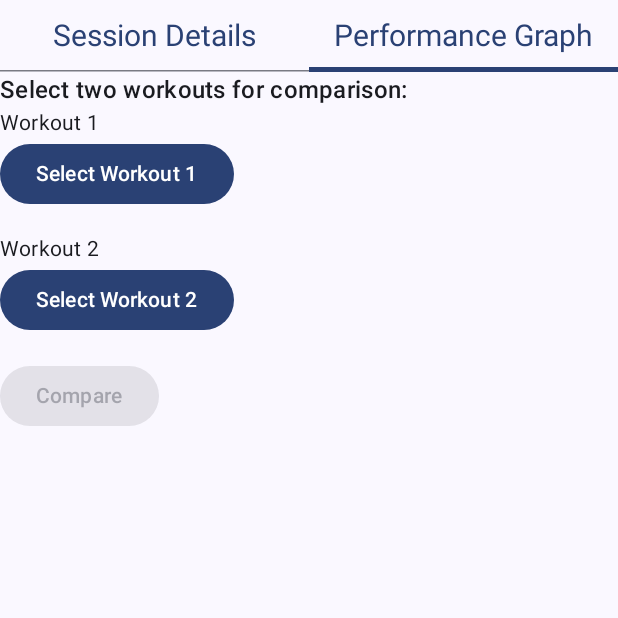
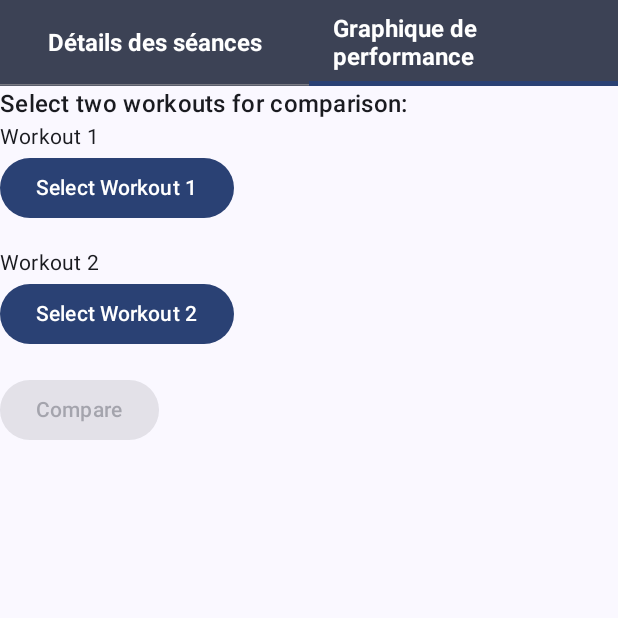
Before and after one commit to XaenorVlast/Master_Projet_ANDROID, an Android app built with Jetpack Compose: the composable DataPerformancesScreen called with empty values, tab 2 chosen, on a phone screen of 412 x 824 dp, the top half of it. Run offline under Robolectric (Android 15) with nearby library versions, the phone set to English and light mode, and no system bars; our stand-ins replace Firebase (no records; nobody signed in at launch, a user with empty details on screens opened directly); libraries missing offline, so code that uses them is left out: com.github.mikephil.charting.

Commit message:
les deux graph fait+ui et clean sous ecran

```diff
--- a/app/src/main/java/fr/isen/gomez/untilfailure/aspect/screenPrincipal/performance/PerformanceGraphScreen.kt
+++ b/app/src/main/java/fr/isen/gomez/untilfailure/aspect/screenPrincipal/performance/PerformanceGraphScreen.kt
@@ -14,6 +14,7 @@ import androidx.compose.material3.MaterialTheme
 import androidx.compose.material3.Text
 import androidx.compose.material3.TextField
 import androidx.compose.runtime.Composable
+import androidx.compose.runtime.LaunchedEffect
 import androidx.compose.runtime.MutableState
 import androidx.compose.runtime.collectAsState
 import androidx.compose.runtime.getValue
@@ -37,6 +38,12 @@ import com.github.mikephil.charting.components.YAxis
 
 @Composable
 fun PerformanceGraphScreen(viewModel: PerformanceViewModel, userId: String, workoutType: String) {
+    // Réinitialiser les sélections de comparaison chaque fois que workoutType change
+    LaunchedEffect(workoutType) {
+        viewModel.clearComparisonWorkouts()
+        Log.d("PerformanceGraphScreen", "Cleared comparison workouts")
+    }
+
     val comparisonWorkouts by viewModel.comparisonWorkouts.collectAsState()
 
     // Log when Composable is recomposed and what the current state of comparisonWorkouts is
@@ -48,14 +55,17 @@ fun PerformanceGraphScreen(viewModel: PerformanceViewModel, userId: String, work
     // Display comparison charts when both workouts are selected
     comparisonWorkouts.first?.let { firstWorkout ->
         comparisonWorkouts.second?.let { secondWorkout ->
-            Log.d("PerformanceGraphScreen", "Displaying comparison charts for workouts.")
-            Column {
-                Text("Comparison of Workouts", style = MaterialTheme.typography.headlineMedium)
-                WorkoutComparisonCharts(firstWorkout.series, secondWorkout.series)
+            if (firstWorkout != null && secondWorkout != null) {
+                Log.d("PerformanceGraphScreen", "Displaying comparison charts for workouts.")
+                Column {
+                    Text("Comparison of Workouts", style = MaterialTheme.typography.headlineMedium)
+                    WorkoutComparisonCharts(firstWorkout.series, secondWorkout.series)
+                }
             }
         }
     }
 }
+
 @Composable
 fun WorkoutSelectionUI(viewModel: PerformanceViewModel, userId: String, workoutType: String) {
     val workouts by viewModel.workouts.collectAsState()
--- a/app/src/main/java/fr/isen/gomez/untilfailure/aspect/screenPrincipal/performance/PerformanceScreen.kt
+++ b/app/src/main/java/fr/isen/gomez/untilfailure/aspect/screenPrincipal/performance/PerformanceScreen.kt
@@ -1,11 +1,18 @@
-import androidx.compose.foundation.layout.Column
+import androidx.compose.foundation.layout.*
 import androidx.compose.material3.*
 import androidx.compose.runtime.*
+import androidx.compose.ui.Alignment
+import androidx.compose.ui.Modifier
+import androidx.compose.ui.graphics.Color
 import androidx.compose.ui.text.TextStyle
+import androidx.compose.ui.text.font.FontWeight
+import androidx.compose.ui.text.style.TextAlign
+import androidx.compose.ui.unit.dp
 import androidx.compose.ui.unit.sp
 import androidx.navigation.NavHostController
 import androidx.navigation.compose.NavHost
 import androidx.navigation.compose.composable
+import androidx.navigation.compose.currentBackStackEntryAsState
 import androidx.navigation.compose.rememberNavController
 import com.google.firebase.auth.FirebaseAuth
 import fr.isen.gomez.untilfailure.aspect.screenPrincipal.performance.PerformanceGraphScreen
@@ -16,12 +23,22 @@ fun PerformanceScreen(viewModel: PerformanceViewModel) {
     val navController = rememberNavController()
     val user = FirebaseAuth.getInstance().currentUser?.uid
 
+    MaterialTheme(
+        colorScheme = lightColorScheme(
+            primary = Color.Red,
+            onPrimary = Color.White,
+            secondary = Color.White,
+            onSecondary = Color.Gray,
+            background = Color.White,
+            onBackground = Color.Black
+        )
+    ) {
         NavHost(navController, startDestination = if (user != null) "ExerciseTypeSelectionScreen" else "LoginScreen") {
             composable("ExerciseTypeSelectionScreen") {
                 if (user != null) {
                     ExerciseTypeSelectionScreen(navController, viewModel, user)
                 } else {
-                Text("Please log in to view this content")
+                    Text("Veuillez vous connecter pour accéder à ce contenu", style = MaterialTheme.typography.bodyLarge)
                 }
             }
             composable("DataPerformanceScreen/{exerciseType}") { backStackEntry ->
@@ -31,7 +48,8 @@ fun PerformanceScreen(viewModel: PerformanceViewModel) {
                 }
             }
             composable("LoginScreen") {
-            Text("Please log in to access the application.")
+                Text("Veuillez vous connecter pour accéder à l'application.", style = MaterialTheme.typography.bodyLarge)
+            }
         }
     }
 }
@@ -39,36 +57,64 @@ fun PerformanceScreen(viewModel: PerformanceViewModel) {
 @Composable
 fun DataPerformancesScreen(viewModel: PerformanceViewModel, userId: String, exerciseType: String, navController: NavHostController) {
     var selectedTabIndex by remember { mutableStateOf(0) }
+    val backStackEntry = navController.currentBackStackEntryAsState()
 
-    Column {
-        TabRow(selectedTabIndex = selectedTabIndex) {
-            val tabs = listOf("Session Details", "Performance Graph")
+    LaunchedEffect(backStackEntry.value) {
+        selectedTabIndex = 0
+        viewModel.loadWorkoutsByType(userId, exerciseType)
+    }
+
+    Scaffold(
+        containerColor = MaterialTheme.colorScheme.background,
+        contentColor = MaterialTheme.colorScheme.onBackground
+    ) { paddingValues ->
+        Column(modifier = Modifier.padding(paddingValues)) {
+            TabRow(
+                selectedTabIndex = selectedTabIndex,
+                containerColor = MaterialTheme.colorScheme.secondary,
+                contentColor = MaterialTheme.colorScheme.onSecondary
+            ) {
+                val tabs = listOf("Détails des séances", "Graphique de performance")
                 tabs.forEachIndexed { index, title ->
                     Tab(
                         selected = selectedTabIndex == index,
                         onClick = { selectedTabIndex = index },
-                    text = { Text(title, style = TextStyle(fontSize = 20.sp)) }
+                        text = { Text(title, style = TextStyle(fontSize = 16.sp, fontWeight = FontWeight.Bold)) }
                     )
                 }
             }
 
-        // Dynamically display the appropriate screen based on the selected tab index
             when (selectedTabIndex) {
-            0 -> SessionSelectionScreen(viewModel, userId, exerciseType) // Display session selection
-            1 -> PerformanceGraphScreen(viewModel, userId, exerciseType) // Display performance graph
+                0 -> SessionSelectionScreen(viewModel, userId, exerciseType)
+                1 -> PerformanceGraphScreen(viewModel, userId, exerciseType)
+            }
         }
     }
 }
 
 @Composable
 fun ExerciseTypeSelectionScreen(navController: NavHostController, viewModel: PerformanceViewModel, userId: String) {
-    Column {
+    Column(
+        verticalArrangement = Arrangement.Center,
+        horizontalAlignment = Alignment.CenterHorizontally,
+        modifier = Modifier
+            .fillMaxSize()
+            .padding(16.dp)
+    ) {
+        Text(
+            "Prêt à battre vos records ? Sélectionnez une discipline.",
+            style = TextStyle(color = Color.Red, fontSize = 20.sp, fontWeight = FontWeight.Bold, textAlign = TextAlign.Center),
+            modifier = Modifier.padding(bottom = 24.dp)
+        )
         listOf("Bench", "Deadlift", "Squat").forEach { exercise ->
-            Button(onClick = {
-                navController.navigate("DataPerformanceScreen/$exercise")
-            }) {
-                Text("Select $exercise")
+            Button(
+                onClick = { navController.navigate("DataPerformanceScreen/$exercise") },
+                colors = ButtonDefaults.buttonColors(containerColor = Color.Red, contentColor = Color.White),
+                modifier = Modifier.fillMaxWidth()
+            ) {
+                Text(exercise, style = TextStyle(fontSize = 18.sp))
+            }
+            Spacer(modifier = Modifier.height(16.dp))
         }
     }
 }
-}
--- a/app/src/main/java/fr/isen/gomez/untilfailure/aspect/screenPrincipal/performance/SessionSelectionScreen.kt
+++ b/app/src/main/java/fr/isen/gomez/untilfailure/aspect/screenPrincipal/performance/SessionSelectionScreen.kt
@@ -32,9 +32,11 @@ import fr.isen.gomez.untilfailure.viewModel.screenPrincipal.PerformanceViewModel
 @OptIn(ExperimentalMaterial3Api::class)
 @Composable
 fun SessionSelectionScreen(viewModel: PerformanceViewModel, userId: String, exerciseType: String) {
+    // Ajout d'une clé dans LaunchedEffect pour réinitialiser l'état chaque fois que l'écran est rappelé
     LaunchedEffect(exerciseType) {
         Log.d("SessionSelectionScreen", "Loading workouts for type: $exerciseType")
         viewModel.loadWorkoutsByType(userId, exerciseType)
+        viewModel.deselectWorkout()  // Ajoute cette ligne pour réinitialiser la sélection
     }
 
     val workouts by viewModel.workouts.collectAsState()
@@ -75,6 +77,7 @@ fun SessionSelectionScreen(viewModel: PerformanceViewModel, userId: String, exer
         }
     }
 }
+
 
 
 
--- a/app/src/main/java/fr/isen/gomez/untilfailure/viewModel/screenPrincipal/PerformanceViewModel.kt
+++ b/app/src/main/java/fr/isen/gomez/untilfailure/viewModel/screenPrincipal/PerformanceViewModel.kt
@@ -146,5 +146,7 @@ class PerformanceViewModel : ViewModel() {
             null
         }
     }
-
+    fun clearComparisonWorkouts() {
+        _comparisonWorkouts.value = null to null
+    }
 }
```
Lines whose indentation alone changed are shown as unchanged.
